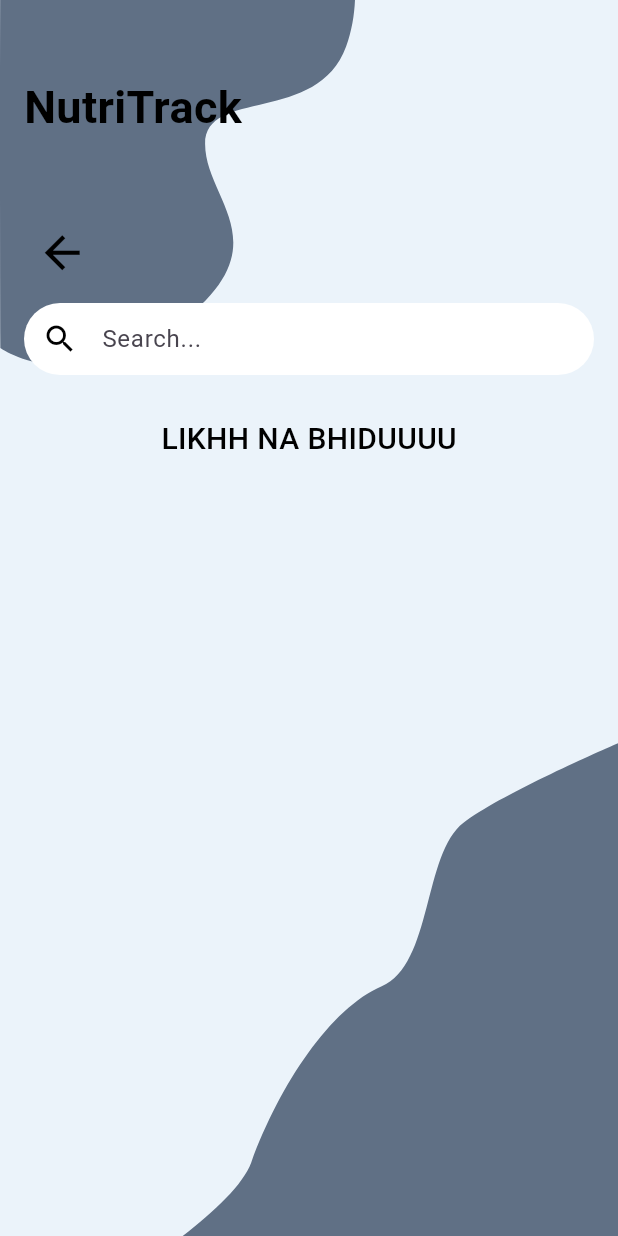
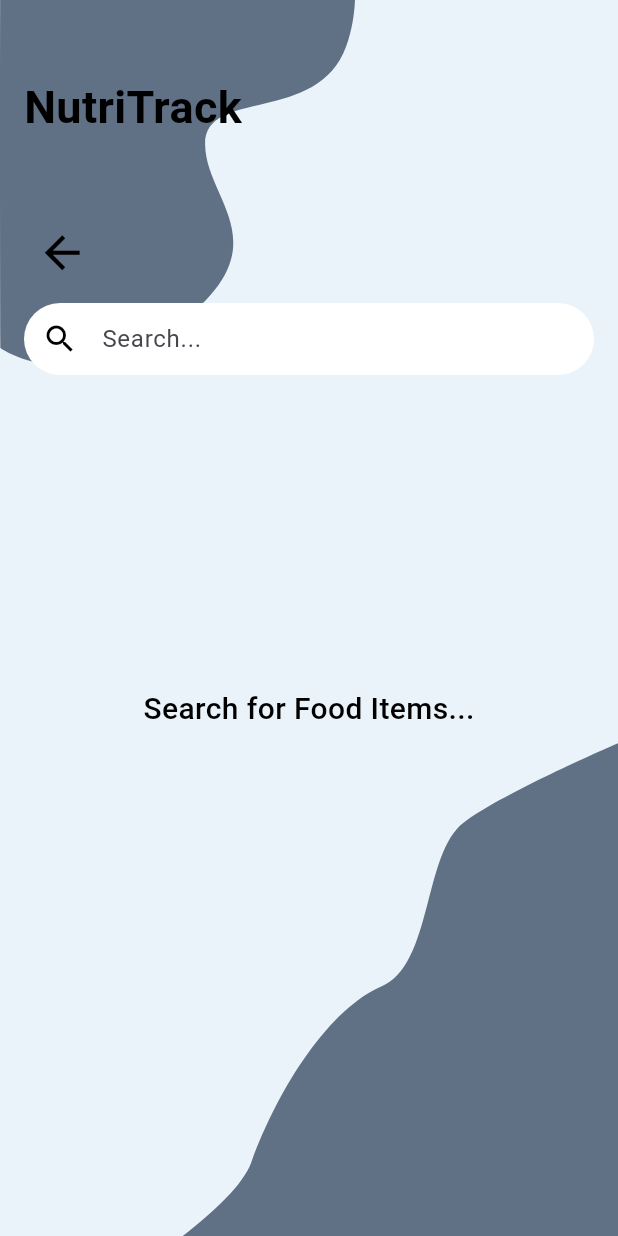
Before and after one commit to rishabh2310113/food_recipes_health_tracker, a Flutter app: the KeyboardScreen screen opened directly, on a phone screen of 412 x 824 dp. Run offline on Flutter 3.47's test engine with Material 3 defaults, Android fonts, the phone set to English and light mode, and no system bars; our stand-ins replace flutter_svg, image_picker; missing offline and left inert: google_mlkit_text_recognition; project files that could hold a hidden picture were left out.

Commit message:
added profile and keyboard screen

```diff
--- a/lib/keyboard_screen.dart
+++ b/lib/keyboard_screen.dart
@@ -52,10 +52,10 @@ class KeyboardScreen extends StatelessWidget {
                   ),
                 ),
               ),
-              const SizedBox(height: 20),
+              const SizedBox(height: 200),
               const Center(
                 child: Text(
-                  'LIKHH NA BHIDUUUU',
+                  'Search for Food Items...',
                   style: TextStyle(fontSize: 20, fontWeight: FontWeight.w500, color: Colors.black),
                 ),
               ),
```
